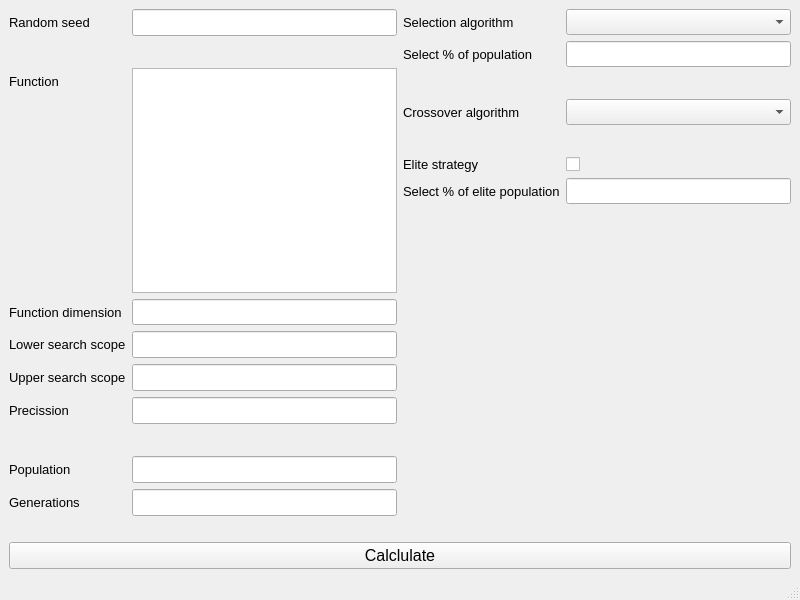
Qt form App/MainDashboard/_src/mainwindow.ui (Corel-Cormen/ClassicGenAlgo) before a commit.
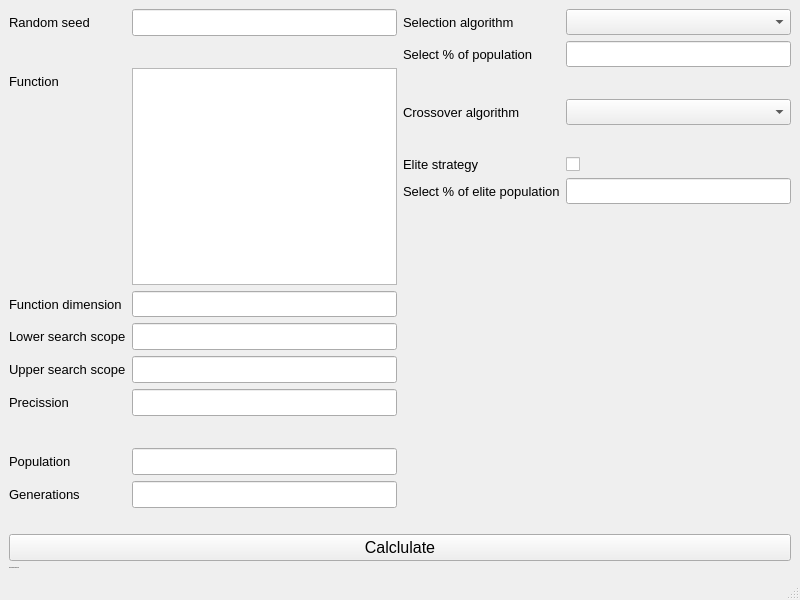
The same form after that commit.

```diff
--- a/App/MainDashboard/_src/mainwindow.ui
+++ b/App/MainDashboard/_src/mainwindow.ui
@@ -450,6 +450,21 @@
       </property>
      </widget>
     </item>
+    <item>
+     <widget class="QLabel" name="label_14">
+      <property name="enabled">
+       <bool>true</bool>
+      </property>
+      <property name="font">
+       <font>
+        <pointsize>1</pointsize>
+       </font>
+      </property>
+      <property name="text">
+       <string>PopCornel&amp;TomChuck</string>
+      </property>
+     </widget>
+    </item>
    </layout>
   </widget>
   <widget class="QMenuBar" name="menubar">
```
Left out of the diff: 142 changed lines with no effect on the pictures.
